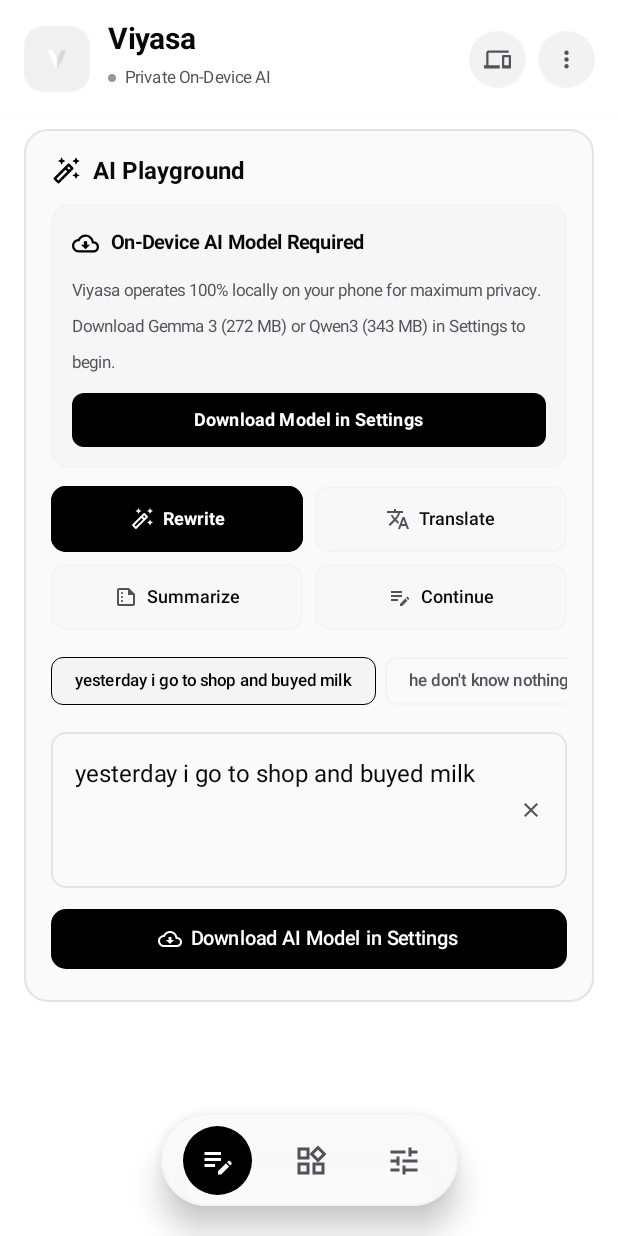
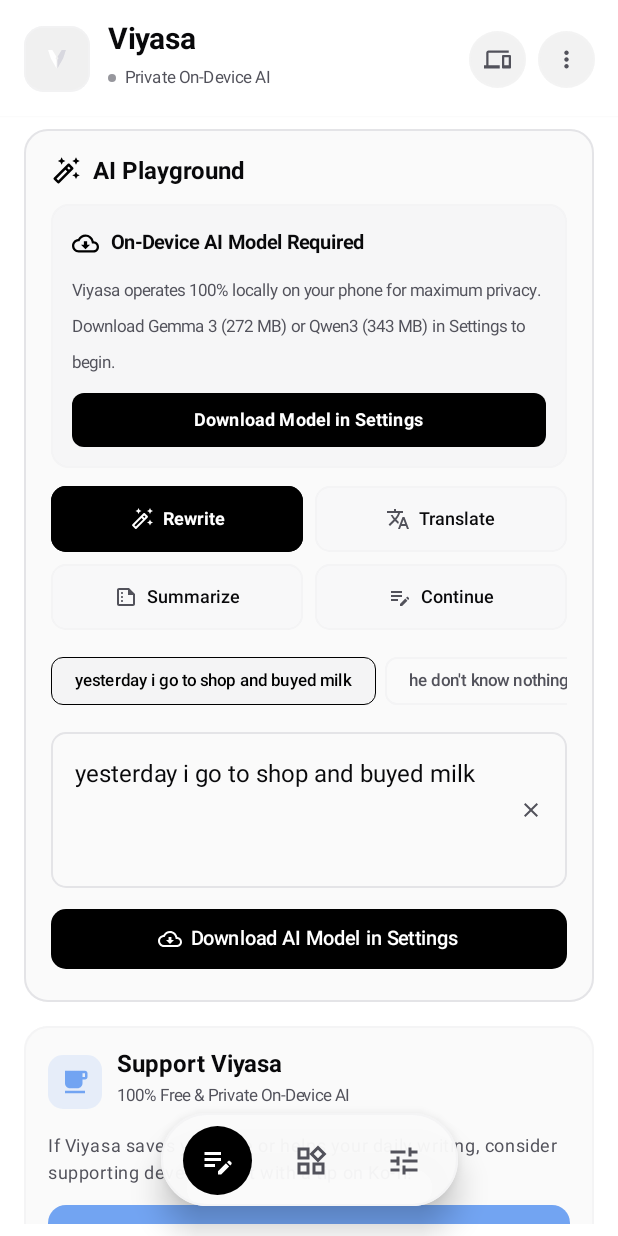
Before and after one commit to Bavi2002/Viyasa, an Android app built with Jetpack Compose: the screen it shows after launch (MainActivity), on a phone screen of 412 x 824 dp. Run offline under Robolectric (Android 15) with nearby library versions, the phone set to English and light mode, and no system bars; libraries missing offline, so code that uses them is left out: com.google.ai.edge.

Commit message:
refactor: update supported translation languages and add Ko-fi support card

```diff
--- a/app/src/main/java/com/fixlocal/android/data/model/ModelOption.kt
+++ b/app/src/main/java/com/fixlocal/android/data/model/ModelOption.kt
@@ -25,7 +25,7 @@ enum class ModelOption(
         downloadUrl = "https://huggingface.co/litert-community/Qwen3-0.6B/resolve/main/Qwen3-0.6B_dynamic_wi4b32_afp32.litertlm",
         sizeText = "343 MB",
         expectedSizeBytes = 343490560L,
-        description = "Recommended Multilingual • All Features + Translation (Hindi, Tamil, Global)"
+        description = "Recommended Multilingual • All Features + Translation (Global Languages)"
     );
 
     companion object {
--- a/app/src/main/java/com/fixlocal/android/data/preferences/PreferencesManager.kt
+++ b/app/src/main/java/com/fixlocal/android/data/preferences/PreferencesManager.kt
@@ -63,7 +63,12 @@ class PreferencesManager(private val context: Context) {
     }
 
     val defaultTranslateTargetFlow: Flow<String> = context.dataStore.data.map { preferences ->
-        preferences[KEY_TRANSLATE_TARGET] ?: "English"
+        val saved = preferences[KEY_TRANSLATE_TARGET] ?: "Spanish"
+        if (saved.equals("Tamil", ignoreCase = true) || saved.equals("Hindi", ignoreCase = true)) {
+            "Spanish"
+        } else {
+            saved
+        }
     }
 
     suspend fun setDefaultTranslateTarget(language: String) {
--- a/app/src/main/java/com/fixlocal/android/llm/LlmEngineManager.kt
+++ b/app/src/main/java/com/fixlocal/android/llm/LlmEngineManager.kt
@@ -370,9 +370,6 @@ class LlmEngineManager private constructor(private val context: Context) : AutoC
 
             val targetLangLower = targetLanguage.trim().lowercase()
             val systemPrompt = when (targetLangLower) {
-                "tamil" -> "You are a professional English to Tamil translator. Translate accurately into natural, correct Tamil script (தமிழ்). Example: 'Good morning' -> 'காலை வணக்கம்', 'How are you?' -> 'நீங்கள் எப்படி இருக்கிறீர்கள்?'. Output ONLY the Tamil translation without any other text."
-                "hindi" -> "You are a professional English to Hindi translator. Translate accurately into natural, correct Hindi in Devanagari script (हिन्दी). Example: 'Good morning' -> 'शुभ प्रभात', 'How are you?' -> 'आप कैसे हैं?'. Output ONLY the Hindi translation without any other text."
-                "telugu" -> "You are a professional English to Telugu translator. Translate accurately into natural Telugu script (తెలుగు). Example: 'Good morning' -> 'శుభోదయం', 'How are you?' -> 'మీరు ఎలా ఉన్నారు?'. Output ONLY the Telugu translation without any other text."
                 "spanish" -> "You are a professional translator. Translate accurately into natural Spanish (Español). Example: 'Good morning' -> 'Buenos días'. Output ONLY the Spanish translation without quotes or chatter."
                 "french" -> "You are a professional translator. Translate accurately into natural French (Français). Example: 'Good morning' -> 'Bonjour'. Output ONLY the French translation without quotes or chatter."
                 "german" -> "You are a professional translator. Translate accurately into natural German (Deutsch). Example: 'Good morning' -> 'Guten Morgen'. Output ONLY the German translation without quotes or chatter."
--- a/app/src/main/java/com/fixlocal/android/ui/MainActivity.kt
+++ b/app/src/main/java/com/fixlocal/android/ui/MainActivity.kt
@@ -1,5 +1,7 @@
 package com.fixlocal.android.ui
 
+import android.content.Intent
+import android.net.Uri
 import android.os.Bundle
 import androidx.activity.ComponentActivity
 import androidx.activity.compose.rememberLauncherForActivityResult
@@ -26,6 +28,7 @@ import androidx.compose.foundation.shape.RoundedCornerShape
 import androidx.compose.foundation.verticalScroll
 import androidx.compose.material.icons.Icons
 import androidx.compose.material.icons.filled.EditNote
+import androidx.compose.material.icons.filled.LocalCafe
 import androidx.compose.material.icons.filled.Tune
 import androidx.compose.material.icons.filled.Widgets
 import androidx.compose.material.icons.outlined.Devices
@@ -70,6 +73,7 @@ import com.fixlocal.android.ui.components.FeaturesCard
 import com.fixlocal.android.ui.components.ModelStatusCard
 import com.fixlocal.android.ui.components.PlaygroundCard
 import com.fixlocal.android.ui.components.SettingsAndGuideCard
+import com.fixlocal.android.ui.components.SupportCard
 import com.fixlocal.android.ui.theme.FixLocalTheme
 import java.util.Locale
 import androidx.compose.ui.res.painterResource
@@ -254,6 +258,25 @@ class MainActivity : ComponentActivity() {
                                             onDismissRequest = { showMenu = false }
                                         ) {
                                             DropdownMenuItem(
+                                                text = { Text("Support on Ko-fi") },
+                                                leadingIcon = {
+                                                    Icon(
+                                                        imageVector = Icons.Default.LocalCafe,
+                                                        contentDescription = null,
+                                                        tint = Color(0xFF72A4F2),
+                                                        modifier = Modifier.size(18.dp)
+                                                    )
+                                                },
+                                                onClick = {
+                                                    showMenu = false
+                                                    val intent = Intent(Intent.ACTION_VIEW, Uri.parse("https://ko-fi.com/I7H42B846I")).apply {
+                                                        flags = Intent.FLAG_ACTIVITY_NEW_TASK
+                                                    }
+                                                    startActivity(intent)
+                                                }
+                                            )
+
+                                            DropdownMenuItem(
                                                 text = { Text("Sideload Model (.litertlm)") },
                                                 leadingIcon = {
                                                     Icon(
@@ -315,6 +338,8 @@ class MainActivity : ComponentActivity() {
                                             onNavigateToSettings = { selectedTab = MainNavTab.SETTINGS },
                                             onTestFixClick = { viewModel.testFix() }
                                         )
+
+                                        SupportCard()
 
                                         Spacer(modifier = Modifier.height(100.dp))
                                     }
--- a/app/src/main/java/com/fixlocal/android/ui/components/SettingsAndGuideCard.kt
+++ b/app/src/main/java/com/fixlocal/android/ui/components/SettingsAndGuideCard.kt
@@ -127,7 +127,7 @@ fun SettingsAndGuideCard(
                     ) {
                         listOf(
                             "English", "Spanish", "French", "German",
-                            "Italian", "Portuguese", "Hindi", "Tamil", "Arabic", "Japanese", "Chinese"
+                            "Italian", "Portuguese", "Arabic", "Japanese", "Chinese"
                         ).forEach { lang ->
                             val isSelected = defaultTranslateTarget.equals(lang, ignoreCase = true)
                             Surface(
@@ -152,7 +152,7 @@ fun SettingsAndGuideCard(
 
                     if (selectedModelOption == ModelOption.GEMMA3_270M) {
                         Text(
-                            text = "Note: Gemma 3 is optimized for English tasks. For multilingual translations (Hindi, Tamil, European), switch to Qwen3 in the Model Engine card.",
+                            text = "Note: Gemma 3 is optimized for English tasks. For multilingual translations (Spanish, French, etc.), switch to Qwen3 in the Model Engine card.",
                             fontSize = 10.sp,
                             color = MaterialTheme.colorScheme.onSurfaceVariant,
                             modifier = Modifier.padding(top = 2.dp)
--- /dev/null
+++ b/app/src/main/java/com/fixlocal/android/ui/components/SupportCard.kt
@@ -0,0 +1,142 @@
+package com.fixlocal.android.ui.components
+
+import android.content.Intent
+import android.net.Uri
+import androidx.compose.foundation.BorderStroke
+import androidx.compose.foundation.layout.Arrangement
+import androidx.compose.foundation.layout.Box
+import androidx.compose.foundation.layout.Column
+import androidx.compose.foundation.layout.Row
+import androidx.compose.foundation.layout.Spacer
+import androidx.compose.foundation.layout.fillMaxWidth
+import androidx.compose.foundation.layout.height
+import androidx.compose.foundation.layout.padding
+import androidx.compose.foundation.layout.size
+import androidx.compose.foundation.layout.width
+import androidx.compose.foundation.shape.RoundedCornerShape
+import androidx.compose.material.icons.Icons
+import androidx.compose.material.icons.automirrored.outlined.OpenInNew
+import androidx.compose.material.icons.filled.LocalCafe
+import androidx.compose.material3.Button
+import androidx.compose.material3.ButtonDefaults
+import androidx.compose.material3.Icon
+import androidx.compose.material3.MaterialTheme
+import androidx.compose.material3.Surface
+import androidx.compose.material3.Text
+import androidx.compose.runtime.Composable
+import androidx.compose.ui.Alignment
+import androidx.compose.ui.Modifier
+import androidx.compose.ui.graphics.Color
+import androidx.compose.ui.platform.LocalContext
+import androidx.compose.ui.text.font.FontWeight
+import androidx.compose.ui.unit.dp
+import androidx.compose.ui.unit.sp
+
+private val KofiBlue = Color(0xFF72A4F2)
+
+@Composable
+fun SupportCard(
+    modifier: Modifier = Modifier
+) {
+    val context = LocalContext.current
+    val kofiUrl = "https://ko-fi.com/I7H42B846I"
+
+    Surface(
+        modifier = modifier.fillMaxWidth(),
+        shape = RoundedCornerShape(16.dp),
+        color = MaterialTheme.colorScheme.surface,
+        border = BorderStroke(1.dp, MaterialTheme.colorScheme.outlineVariant)
+    ) {
+        Column(
+            modifier = Modifier.padding(16.dp),
+            verticalArrangement = Arrangement.spacedBy(12.dp)
+        ) {
+            Row(
+                modifier = Modifier.fillMaxWidth(),
+                horizontalArrangement = Arrangement.SpaceBetween,
+                verticalAlignment = Alignment.CenterVertically
+            ) {
+                Row(
+                    verticalAlignment = Alignment.CenterVertically,
+                    horizontalArrangement = Arrangement.spacedBy(10.dp)
+                ) {
+                    Surface(
+                        shape = RoundedCornerShape(10.dp),
+                        color = KofiBlue.copy(alpha = 0.15f),
+                        modifier = Modifier.size(36.dp)
+                    ) {
+                        Box(contentAlignment = Alignment.Center) {
+                            Icon(
+                                imageVector = Icons.Default.LocalCafe,
+                                contentDescription = null,
+                                tint = KofiBlue,
+                                modifier = Modifier.size(20.dp)
+                            )
+                        }
+                    }
+
+                    Column {
+                        Text(
+                            text = "Support Viyasa",
+                            style = MaterialTheme.typography.titleMedium,
+                            fontWeight = FontWeight.Bold,
+                            color = MaterialTheme.colorScheme.onSurface
+                        )
+                        Text(
+                            text = "100% Free & Private On-Device AI",
+                            fontSize = 11.sp,
+                            color = MaterialTheme.colorScheme.onSurfaceVariant
+                        )
+                    }
+                }
+            }
+
+            Text(
+                text = "If Viyasa saves you time or helps your daily writing, consider supporting development with a tip on Ko-fi!",
+                style = MaterialTheme.typography.bodySmall,
+                color = MaterialTheme.colorScheme.onSurfaceVariant,
+                lineHeight = 18.sp
+            )
+
+            Button(
+                onClick = {
+                    val intent = Intent(Intent.ACTION_VIEW, Uri.parse(kofiUrl)).apply {
+                        flags = Intent.FLAG_ACTIVITY_NEW_TASK
+                    }
+                    context.startActivity(intent)
+                },
+                modifier = Modifier
+                    .fillMaxWidth()
+                    .height(46.dp),
+                shape = RoundedCornerShape(12.dp),
+                colors = ButtonDefaults.buttonColors(
+                    containerColor = KofiBlue,
+                    contentColor = Color(0xFF0F172A)
+                )
+            ) {
+                Row(
+                    verticalAlignment = Alignment.CenterVertically,
+                    horizontalArrangement = Arrangement.Center
+                ) {
+                    Icon(
+                        imageVector = Icons.Default.LocalCafe,
+                        contentDescription = null,
+                        modifier = Modifier.size(18.dp)
+                    )
+                    Spacer(modifier = Modifier.width(8.dp))
+                    Text(
+                        text = "Support me on Ko-fi",
+                        fontWeight = FontWeight.Bold,
+                        fontSize = 14.sp
+                    )
+                    Spacer(modifier = Modifier.width(6.dp))
+                    Icon(
+                        imageVector = Icons.AutoMirrored.Outlined.OpenInNew,
+                        contentDescription = null,
+                        modifier = Modifier.size(14.dp)
+                    )
+                }
+            }
+        }
+    }
+}
```
Also changed, not shown: 1 other file.
